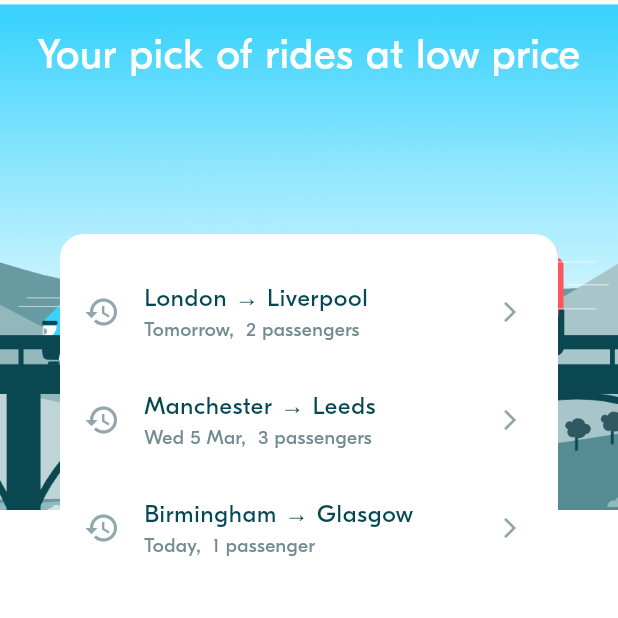
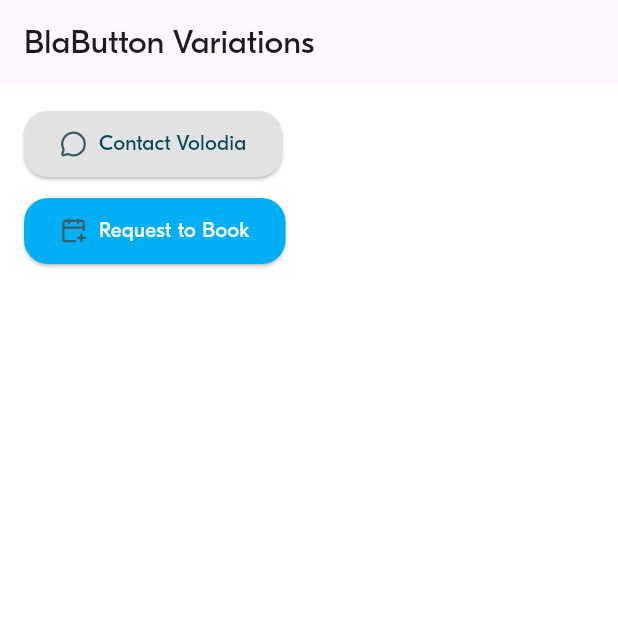
Before and after one commit to Seangsokheng/flutter_week3, a Flutter app: the screen it shows after launch, on a phone screen of 412 x 824 dp, the top half of it. Run offline on Flutter 3.47's test engine with Material 3 defaults, Android fonts, the phone set to English and light mode, and no system bars; our stand-ins replace lucide_icons; project files that could hold a hidden picture were left out.

Commit message:
BLA-003 – Implement BlaButton

```diff
--- a/lib/main.dart
+++ b/lib/main.dart
@@ -1,4 +1,5 @@
 import 'package:flutter/material.dart';
+import 'package:week_3_blabla_project/screens/test_screens/widgets/test_screen.dart';
 import 'screens/ride_pref/ride_pref_screen.dart';
 import 'theme/theme.dart';
 
@@ -14,7 +15,8 @@ class MyApp extends StatelessWidget {
     return MaterialApp(
       debugShowCheckedModeBanner: false,
       theme: appTheme,
-      home: Scaffold(body: RidePrefScreen()),
+      //home: Scaffold(body: RidePrefScreen()),
+      home: Scaffold(body: TestScreen()),
     );
   }
 }
--- /dev/null
+++ b/lib/model/componet/bla_button_model.dart
@@ -0,0 +1,15 @@
+import 'package:flutter/material.dart';
+
+class BlaButtonModel {
+  final String text;
+  final IconData? icon;
+  final VoidCallback onPressed;
+  final bool isPrimary;
+
+  BlaButtonModel({
+    required this.text,
+    this.icon,
+    required this.onPressed,
+    this.isPrimary = true,
+  });
+}
--- /dev/null
+++ b/lib/screens/test_screens/widgets/bla_button.dart
@@ -0,0 +1,32 @@
+import 'package:flutter/material.dart';
+import 'package:week_3_blabla_project/model/componet/bla_button_model.dart';
+import 'package:week_3_blabla_project/theme/theme.dart';
+
+class BlaButton extends StatelessWidget {
+  final BlaButtonModel model;
+
+  const BlaButton({ required this.model});
+
+  @override
+   Widget build(BuildContext context) {
+    return ElevatedButton(
+      onPressed: model.onPressed,
+      style: ElevatedButton.styleFrom(
+        backgroundColor: model.isPrimary ? BlaColors.primary : BlaColors.disabled,
+        foregroundColor: model.isPrimary ? BlaColors.white : BlaColors.textNormal,
+        padding: EdgeInsets.symmetric(horizontal: BlaSpacings.l, vertical: BlaSpacings.s),
+        shape: RoundedRectangleBorder(
+          borderRadius: BorderRadius.circular(BlaSpacings.radius),
+        ),
+      ),
+      child: Row(
+        mainAxisSize: MainAxisSize.min,
+        children: [
+          if (model.icon != null) Icon(model.icon, size: 18, color: BlaColors.iconNormal),
+          if (model.icon != null) const SizedBox(width: 8),
+          Text(model.text, style: BlaTextStyles.button),
+        ],
+      ),
+    );
+  }
+}
--- /dev/null
+++ b/lib/screens/test_screens/widgets/test_screen.dart
@@ -0,0 +1,39 @@
+import 'package:flutter/material.dart';
+import 'package:week_3_blabla_project/model/componet/bla_button_model.dart';
+import 'package:week_3_blabla_project/screens/test_screens/widgets/bla_button.dart';
+import 'package:lucide_icons/lucide_icons.dart';
+
+
+class TestScreen extends StatelessWidget {
+  @override
+  Widget build(BuildContext context) {
+    return Scaffold(
+      appBar: AppBar(title: const Text('BlaButton Variations')),
+      body: Padding(
+        padding: const EdgeInsets.all(16.0),
+        child: Column(
+          crossAxisAlignment: CrossAxisAlignment.start,
+          children: [
+            BlaButton(
+              model: BlaButtonModel(
+                text: "Contact Volodia",
+                icon: LucideIcons.messageCircle,
+                onPressed: () => debugPrint("Contact clicked"),
+                isPrimary: false,
+              ),
+            ),
+            const SizedBox(height: 10),
+            BlaButton(
+              model: BlaButtonModel(
+                text: "Request to Book",
+                icon: LucideIcons.calendarPlus,
+                onPressed: () => debugPrint("Booking requested"),
+                isPrimary: true,
+              ),
+            ),
+          ],
+        ),
+      ),
+    );
+  }
+}
--- a/lib/service/rides_service.dart
+++ b/lib/service/rides_service.dart
@@ -23,3 +23,24 @@ class RidesService {
   }
 
 }
+void main() {
+  print("Available rides today:");
+  //print(RidesService.availableRides);
+
+  // Filter the today rides by comparing today with the ride from fake data
+  DateTime today = DateTime.now();
+  List<Ride> todayRides = RidesService.availableRides.where((ride) {
+    return ride.departureDate.year == today.year &&
+        ride.departureDate.month == today.month &&
+        ride.departureDate.day == today.day;
+  }).toList();
+
+  if (todayRides.isEmpty) {
+    print("No rides available today.");
+  } else {
+    for (Ride ride in todayRides) {
+      print(
+          "From ${ride.departureLocation.name} to ${ride.arrivalLocation.name} at ${ride.departureDate}, Seats: ${ride.availableSeats}, Price: ${ride.pricePerSeat}€");
+    }
+  }
+}
--- a/pubspec.yaml
+++ b/pubspec.yaml
@@ -12,6 +12,7 @@ dependencies:
   cupertino_icons: ^1.0.8
   intl: ^0.20.2
   flutter_svg: ^2.0.17
+  lucide_icons: ^0.257.0
 
 dev_dependencies:
   flutter_test:
```
Also changed, not shown: pubspec.lock.
